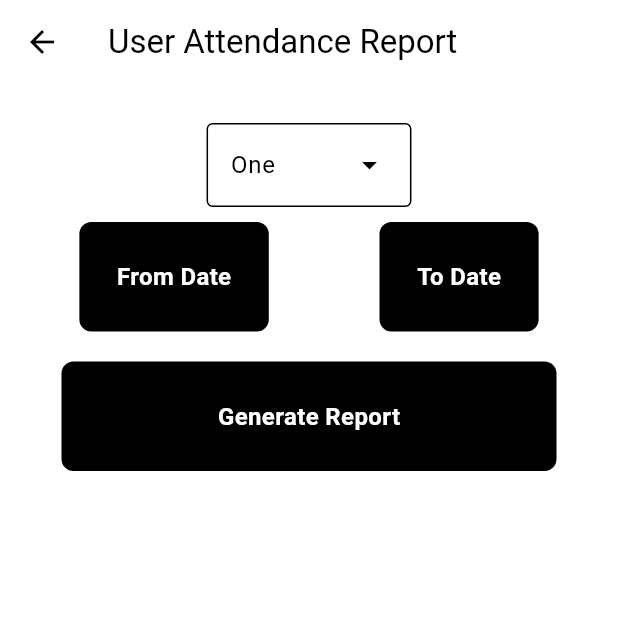
After one commit to waleedrehman31/flutter_management_system_app, a Flutter app: the AdminHomePage screen opened directly, after a tap on "Grade Report", on a phone screen of 412 x 824 dp, the top half of it. The commit adds this screen. Run offline on Flutter 3.47's test engine with Material 3 defaults, Android fonts, the phone set to English and light mode, and no system bars; our stand-ins replace cloud_firestore, firebase_auth, firebase_core, firebase_storage, image_picker, permission_handler; accounts and stored records are empty.

Commit message:
create ui for user report

```diff
--- a/lib/pages/admin/home_page.dart
+++ b/lib/pages/admin/home_page.dart
@@ -4,6 +4,7 @@ import 'package:attandance_management_system/components/square_tile.dart';
 import 'package:attandance_management_system/pages/admin/attandance_page.dart';
 import 'package:attandance_management_system/pages/admin/grade_page.dart';
 import 'package:attandance_management_system/pages/admin/leaverequest_page.dart';
+import 'package:attandance_management_system/pages/admin/report_page.dart';
 import 'package:attandance_management_system/pages/profile_page.dart';
 import 'package:flutter/material.dart';
 
@@ -74,17 +75,38 @@ class _AdminHomePageState extends State<AdminHomePage> {
                     Navigator.push(
                       context,
                       MaterialPageRoute(
-                        builder: (context) => GradeSystemPage(),
+                        builder: (context) => const GradeSystemPage(),
                       ),
                     );
                   },
-                  icon: Icons.receipt_long_rounded,
-                  text: "Grade Report",
+                  icon: Icons.settings_applications_rounded,
+                  text: "Grade Setting",
                   date: "",
                 ),
                 const SizedBox(
                   width: 15,
                 ),
+                SquareTile(
+                  onTap: () {
+                    Navigator.push(
+                      context,
+                      MaterialPageRoute(
+                        builder: (context) => ReportPage(),
+                      ),
+                    );
+                  },
+                  icon: Icons.receipt_long,
+                  text: "Grade Report",
+                  date: "",
+                ),
+              ],
+            ),
+            const SizedBox(
+              height: 20,
+            ),
+            Row(
+              mainAxisAlignment: MainAxisAlignment.center,
+              children: [
                 SquareTile(
                   onTap: () {
                     Navigator.push(
--- /dev/null
+++ b/lib/pages/admin/report_page.dart
@@ -0,0 +1,118 @@
+import 'package:attandance_management_system/components/my_button.dart';
+import 'package:attandance_management_system/services/attandance/attendance_service.dart';
+import 'package:flutter/material.dart';
+
+class ReportPage extends StatefulWidget {
+  @override
+  ReportPageState createState() => ReportPageState();
+}
+
+class ReportPageState extends State<ReportPage> {
+  DateTime? fromDate;
+  DateTime? toDate;
+  List<String> list = <String>['One', 'Two', 'Three', 'Four'];
+
+  void generateReport() async {
+    Attandance attandance = Attandance();
+    if (fromDate != null && toDate != null) {
+      await attandance.generateUserAttendanceReport(fromDate, toDate);
+    } else {
+      // Show an error message or alert if dates are not selected
+      showDialog(
+        context: context,
+        builder: (BuildContext context) {
+          return AlertDialog(
+            title: const Text('Error'),
+            content: const Text('Please select both From Date and To Date.'),
+            actions: [
+              TextButton(
+                onPressed: () {
+                  Navigator.of(context).pop();
+                },
+                child: const Text('OK'),
+              ),
+            ],
+          );
+        },
+      );
+    }
+  }
+
+  @override
+  Widget build(BuildContext context) {
+    String dropdownValue = list.first;
+    return Scaffold(
+      appBar: AppBar(
+        title: const Text('User Attendance Report'),
+      ),
+      body: Padding(
+        padding: const EdgeInsets.all(16.0),
+        child: Column(
+          crossAxisAlignment: CrossAxisAlignment.center,
+          children: [
+            const SizedBox(
+              height: 10,
+            ),
+            DropdownMenu(
+              initialSelection: list.first,
+              onSelected: (String? value) {
+                // This is called when the user selects an item.
+                setState(() {
+                  dropdownValue = value!;
+                });
+              },
+              dropdownMenuEntries:
+                  list.map<DropdownMenuEntry<String>>((String value) {
+                return DropdownMenuEntry<String>(value: value, label: value);
+              }).toList(),
+            ),
+            const SizedBox(height: 10),
+            Row(
+              mainAxisAlignment: MainAxisAlignment.spaceAround,
+              children: [
+                MyButton(
+                  onTap: () async {
+                    DateTime? selectedDate =
+                        await _selectDate('From Date', fromDate);
+                    if (selectedDate != null) {
+                      setState(() {
+                        fromDate = selectedDate;
+                      });
+                    }
+                  },
+                  text: "From Date",
+                ),
+                MyButton(
+                  onTap: () async {
+                    DateTime? selectedDate =
+                        await _selectDate('To Date', toDate);
+                    if (selectedDate != null) {
+                      setState(() {
+                        toDate = selectedDate;
+                      });
+                    }
+                  },
+                  text: "To Date",
+                ),
+              ],
+            ),
+            const SizedBox(height: 20),
+            MyButton(onTap: generateReport, text: "Generate Report"),
+            const SizedBox(height: 20),
+          ],
+        ),
+      ),
+    );
+  }
+
+  Future<DateTime?> _selectDate(String title, DateTime? initialDate) async {
+    DateTime? selectedDate = await showDatePicker(
+      context: context,
+      initialDate: initialDate ?? DateTime.now(),
+      firstDate: DateTime(2020),
+      lastDate: DateTime(2101),
+    );
+
+    return selectedDate;
+  }
+}
--- a/lib/services/attandance/attendance_service.dart
+++ b/lib/services/attandance/attendance_service.dart
@@ -81,4 +81,24 @@ class Attandance {
       throw Exception(e);
     }
   }
+
+  Future<void> generateUserAttendanceReport(fromDate, toDate) async {
+    try {
+      QuerySnapshot userAttendanceSnapshot = await _firestore
+          .collection('attendance')
+          .where('date', isGreaterThanOrEqualTo: fromDate!.toIso8601String())
+          .where('date', isLessThanOrEqualTo: toDate!.toIso8601String())
+          .get();
+
+      // Process the user attendance data as needed
+
+      // Display or export the user attendance report based on your requirements
+      print('User Attendance Report Generated:');
+      print('From Date: ${fromDate!.toIso8601String()}');
+      print('To Date: ${toDate!.toIso8601String()}');
+      print('User Attendance Data: ${userAttendanceSnapshot.docs}');
+    } catch (e) {
+      print('Error generating user attendance report: $e');
+    }
+  }
 }
```
